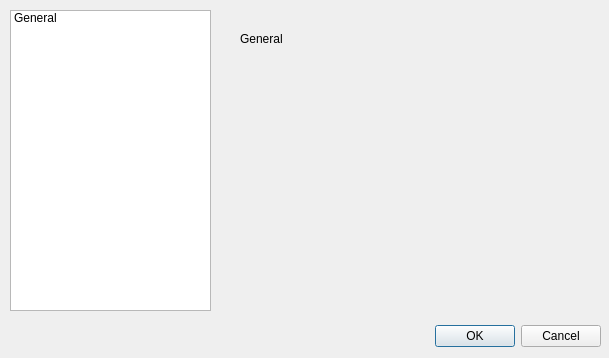
This is src/ui/frmpreferences.ui in notepadqq/notepadqq as Qt 5 draws it before an edit. The edited form follows.
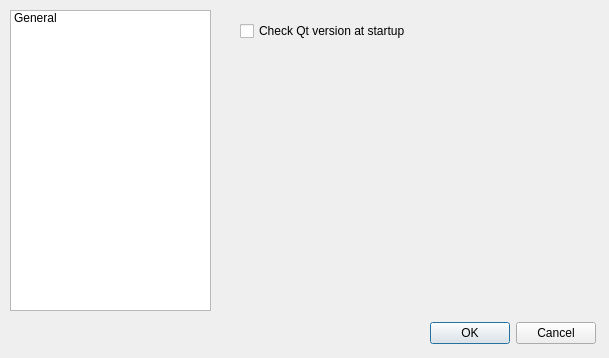
This is the edited form. The open tabs and pages were chosen to show the change.

Commit message: Code refactor. Add option to disable startup qt version check (closes #41)

```diff
--- a/src/ui/frmpreferences.ui
+++ b/src/ui/frmpreferences.ui
@@ -13,22 +13,6 @@
   <property name="windowTitle">
    <string>Dialog</string>
   </property>
-  <widget class="QDialogButtonBox" name="buttonBox">
-   <property name="geometry">
-    <rect>
-     <x>260</x>
-     <y>320</y>
-     <width>341</width>
-     <height>32</height>
-    </rect>
-   </property>
-   <property name="orientation">
-    <enum>Qt::Horizontal</enum>
-   </property>
-   <property name="standardButtons">
-    <set>QDialogButtonBox::Cancel|QDialogButtonBox::Ok</set>
-   </property>
-  </widget>
   <widget class="QTreeWidget" name="treeWidget">
    <property name="geometry">
     <rect>
@@ -68,22 +52,35 @@
     <number>0</number>
    </property>
    <widget class="QWidget" name="page">
-    <widget class="QLabel" name="label">
+    <widget class="QCheckBox" name="chkCheckQtVersionAtStartup">
      <property name="geometry">
       <rect>
        <x>20</x>
-       <y>20</y>
-       <width>67</width>
-       <height>17</height>
+       <y>10</y>
+       <width>341</width>
+       <height>22</height>
       </rect>
      </property>
      <property name="text">
-      <string>General</string>
+      <string>Check Qt version at startup</string>
      </property>
     </widget>
    </widget>
    <widget class="QWidget" name="page_2"/>
   </widget>
+  <widget class="QDialogButtonBox" name="buttonBox">
+   <property name="geometry">
+    <rect>
+     <x>420</x>
+     <y>320</y>
+     <width>176</width>
+     <height>27</height>
+    </rect>
+   </property>
+   <property name="standardButtons">
+    <set>QDialogButtonBox::Cancel|QDialogButtonBox::Ok</set>
+   </property>
+  </widget>
  </widget>
  <resources/>
  <connections>
```
Left out of the diff: 39 changed lines with no effect on the pictures. The commit also changes 5 other files.
